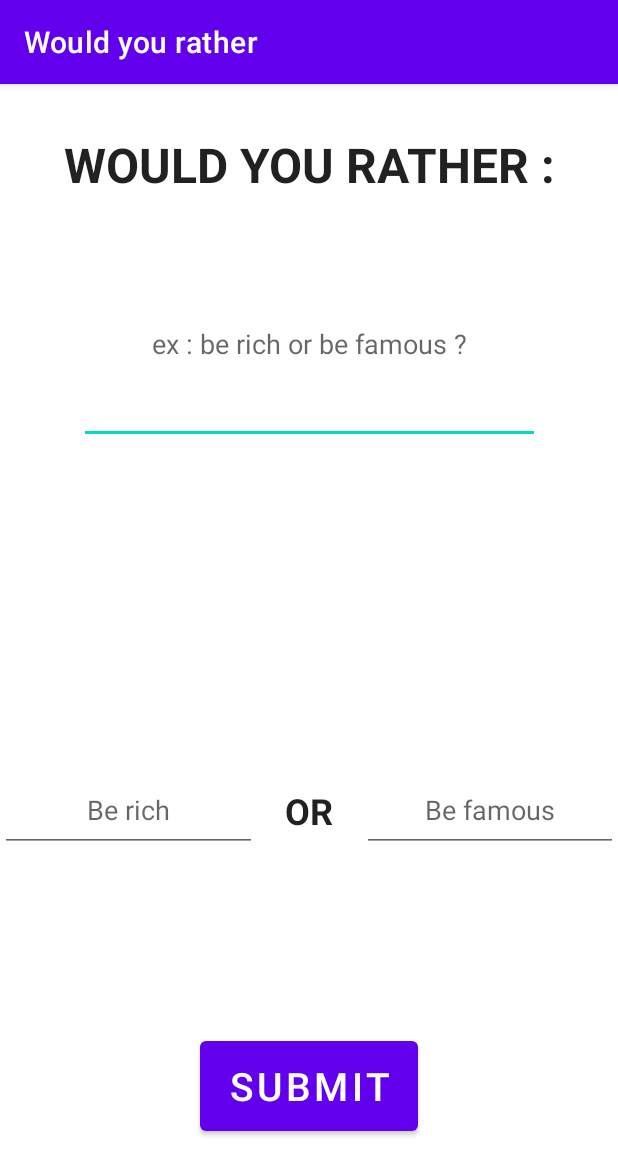
After one commit to Tarroook/Would-you-rather-android-app, an Android app: the AddWYRActivity screen opened directly, with no data from a screen before it, on a phone screen of 412 x 824 dp. The commit adds this screen. Shown: the top 1175 px of the screen. Run offline under Robolectric (Android 15) with nearby library versions, the phone set to English and light mode, and no system bars.

Commit message:
form finished

```diff
--- a/app/src/main/AndroidManifest.xml
+++ b/app/src/main/AndroidManifest.xml
@@ -11,6 +11,9 @@
         android:supportsRtl="true"
         android:theme="@style/Theme.WouldYouRather"
         tools:targetApi="31">
+        <activity
+            android:name=".AddWYRActivity"
+            android:exported="false" />
         <activity
             android:name=".ResultActivity"
             android:exported="false" />
--- /dev/null
+++ b/app/src/main/java/com/tarook/wouldyourather/AddWYRActivity.java
@@ -0,0 +1,39 @@
+package com.tarook.wouldyourather;
+
+import androidx.appcompat.app.AppCompatActivity;
+
+import android.os.Bundle;
+import android.widget.Button;
+import android.widget.EditText;
+
+import com.tarook.wouldyourather.model.WouldYouRather;
+import com.tarook.wouldyourather.util.SQLiteManager;
+
+public class AddWYRActivity extends AppCompatActivity {
+
+    private EditText question, option1, option2;
+    private Button submit;
+
+    @Override
+    protected void onCreate(Bundle savedInstanceState) {
+        super.onCreate(savedInstanceState);
+        setContentView(R.layout.activity_add_wyractivity);
+
+        setupViews();
+
+        submit.setOnClickListener(v -> {
+            WouldYouRather wyr = new WouldYouRather(question.getText().toString());
+            wyr.addOption(option1.getText().toString());
+            wyr.addOption(option2.getText().toString());
+            SQLiteManager.getInstance(this).addWYR(wyr);
+            finish();
+        });
+    }
+
+    private void setupViews(){
+        question = findViewById(R.id.question_editText_form);
+        option1 = findViewById(R.id.option1_edittext_form);
+        option2 = findViewById(R.id.option2_edittext_form);
+        submit = findViewById(R.id.submit_button_form);
+    }
+}
--- a/app/src/main/java/com/tarook/wouldyourather/MainActivity.java
+++ b/app/src/main/java/com/tarook/wouldyourather/MainActivity.java
@@ -20,6 +20,7 @@ public class MainActivity extends AppCompatActivity {
 
     private ListView listView;
     private Button profileButton, addButton;
+    private SQLiteManager sqLiteManager;
 
     @Override
     protected void onCreate(Bundle savedInstanceState) {
@@ -28,12 +29,9 @@ public class MainActivity extends AppCompatActivity {
 
         Objects.requireNonNull(getSupportActionBar()).hide();
         setupViews();
-        SQLiteManager sqLiteManager = SQLiteManager.getInstance(this);
-        ArrayList<WouldYouRather> wyrList = sqLiteManager.getAllWYRS();
-        debugDB(wyrList);
-        WouldYouRather.WYRLIST = wyrList;
-        setupAdapter();
-        profileButton = findViewById(R.id.profile_button);
+        sqLiteManager = SQLiteManager.getInstance(this);
+
+
         profileButton.setOnClickListener(v -> {
             Intent intent;
             if(getSharedPreferences(ProfileActivity.SHARED_PREFS, MODE_PRIVATE).getInt("connectedProfile", -1) == -1)
@@ -61,8 +59,20 @@ public class MainActivity extends AppCompatActivity {
             startActivity(intent);
         });
 
+        addButton.setOnClickListener(v -> {
+            Intent intent = new Intent(MainActivity.this, AddWYRActivity.class);
+            startActivity(intent);
+        });
+
         //fillListTemp();
         //this.deleteDatabase("wyrDB");
+    }
+
+    @Override
+    protected void onResume() {
+        super.onResume();
+        WouldYouRather.WYRLIST = sqLiteManager.getAllWYRS();
+        setupAdapter();
     }
 
     private void debugDB(ArrayList<WouldYouRather> wyrList) {
@@ -80,6 +90,8 @@ public class MainActivity extends AppCompatActivity {
 
     private void setupViews() {
         listView = findViewById(R.id.wyr_list);
+        profileButton = findViewById(R.id.profile_button);
+        addButton = findViewById(R.id.add_button);
     }
 
     private void fillListTemp(){
--- /dev/null
+++ b/app/src/main/res/layout/activity_add_wyractivity.xml
@@ -0,0 +1,88 @@
+<?xml version="1.0" encoding="utf-8"?>
+<androidx.constraintlayout.widget.ConstraintLayout xmlns:android="http://schemas.android.com/apk/res/android"
+    xmlns:app="http://schemas.android.com/apk/res-auto"
+    xmlns:tools="http://schemas.android.com/tools"
+    android:layout_width="match_parent"
+    android:layout_height="match_parent"
+    tools:context=".AddWYRActivity">
+
+    <TextView
+        android:id="@+id/wyr_text_form"
+        android:layout_width="wrap_content"
+        android:layout_height="wrap_content"
+        android:layout_marginTop="32dp"
+        android:text="WOULD YOU RATHER :"
+        android:textStyle="bold"
+        android:textSize="32dp"
+        android:textAppearance="@style/TextAppearance.AppCompat.Large"
+        app:layout_constraintEnd_toEndOf="parent"
+        app:layout_constraintStart_toStartOf="parent"
+        app:layout_constraintTop_toTopOf="parent" />
+
+    <EditText
+        android:id="@+id/question_editText_form"
+        android:layout_width="307dp"
+        android:layout_height="133dp"
+        android:layout_marginTop="31dp"
+        android:ems="10"
+        android:gravity="center"
+        android:hint="ex : be rich or be famous ?"
+        android:inputType="textMultiLine"
+        app:layout_constraintEnd_toEndOf="parent"
+        app:layout_constraintStart_toStartOf="parent"
+        app:layout_constraintTop_toBottomOf="@+id/wyr_text_form" />
+
+    <LinearLayout
+        android:layout_width="match_parent"
+        android:layout_height="wrap_content"
+        android:layout_marginBottom="256dp"
+        android:gravity="center"
+        android:orientation="horizontal"
+        app:layout_constraintBottom_toBottomOf="parent"
+        app:layout_constraintEnd_toEndOf="parent"
+        app:layout_constraintStart_toStartOf="parent">
+
+        <EditText
+            android:id="@+id/option1_edittext_form"
+            android:layout_width="wrap_content"
+            android:layout_height="55dp"
+            android:layout_weight="1"
+            android:ems="10"
+            android:gravity="center"
+            android:hint="Be rich"
+            android:inputType="textPersonName" />
+
+        <TextView
+            android:id="@+id/textView5"
+            android:layout_width="112dp"
+            android:layout_height="wrap_content"
+            android:layout_weight="1"
+            android:text="OR"
+            android:textSize="24dp"
+            android:textStyle="bold"
+            android:gravity="center"
+            android:textAppearance="@style/TextAppearance.AppCompat.Large" />
+
+        <EditText
+            android:id="@+id/option2_edittext_form"
+            android:layout_width="wrap_content"
+            android:layout_height="55dp"
+            android:layout_weight="1"
+            android:ems="10"
+            android:hint="Be famous"
+            android:gravity="center"
+            android:inputType="textPersonName" />
+    </LinearLayout>
+
+    <Button
+        android:id="@+id/submit_button_form"
+        android:layout_width="145dp"
+        android:layout_height="72dp"
+        android:layout_marginBottom="64dp"
+        android:text="Submit"
+        android:textSize="26dp"
+        app:layout_constraintBottom_toBottomOf="parent"
+        app:layout_constraintEnd_toEndOf="parent"
+        app:layout_constraintStart_toStartOf="parent" />
+
+</androidx.constraintlayout.widget.ConstraintLayout>
```
